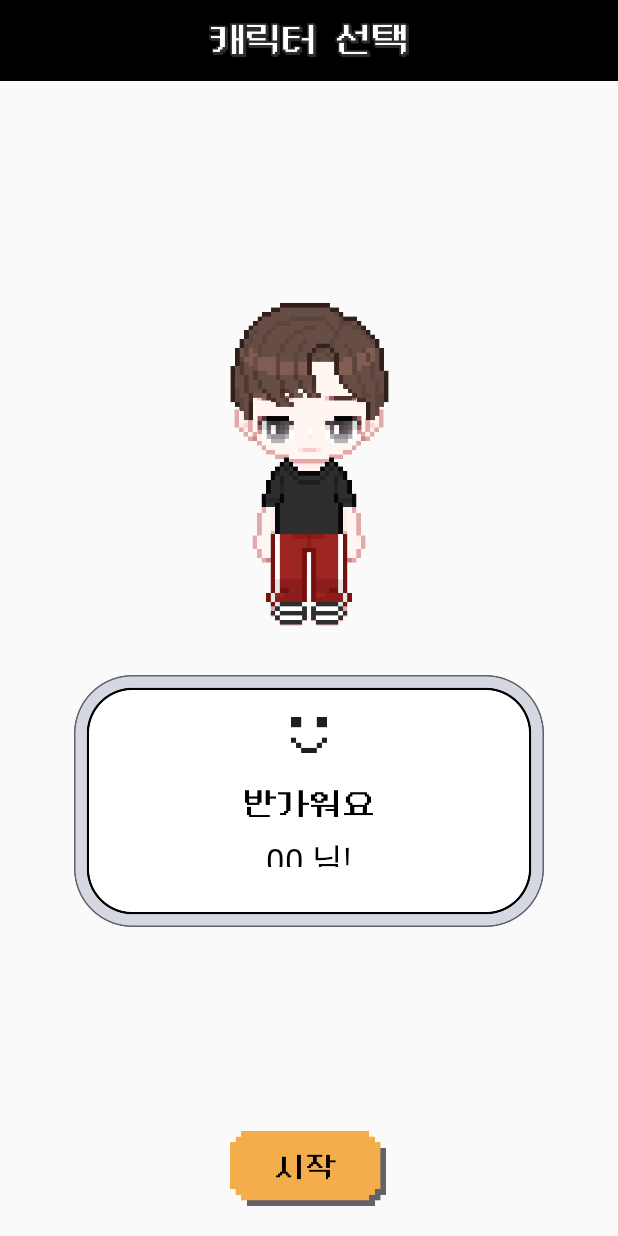
After one commit to DEPthes/3rd-MVP-NoPlanB-Android, an Android app: the fragment SettingCompleteFragment shown on its own in the app's theme, on a phone screen of 412 x 824 dp. The commit adds this screen. Run offline under Robolectric (Android 15) with nearby library versions, the phone set to English and light mode, and no system bars.

Commit message:
fix/character-setting-complete
완성 화면 구현

```diff
--- /dev/null
+++ b/GrowMe/app/src/main/java/com/growme/growme/presentation/views/characterSetting/SettingCompleteFragment.kt
@@ -0,0 +1,22 @@
+package com.growme.growme.presentation.views.characterSetting
+
+import android.os.Bundle
+import androidx.fragment.app.Fragment
+import android.view.LayoutInflater
+import android.view.View
+import android.view.ViewGroup
+import com.growme.growme.R
+import com.growme.growme.databinding.FragmentSettingCompleteBinding
+
+class SettingCompleteFragment : Fragment() {
+    private val binding by lazy {
+        FragmentSettingCompleteBinding.inflate(layoutInflater)
+    }
+
+    override fun onCreateView(
+        inflater: LayoutInflater, container: ViewGroup?,
+        savedInstanceState: Bundle?
+    ): View? {
+        return binding.root
+    }
+}
--- /dev/null
+++ b/GrowMe/app/src/main/res/layout/fragment_setting_complete.xml
@@ -0,0 +1,90 @@
+<?xml version="1.0" encoding="utf-8"?>
+<androidx.constraintlayout.widget.ConstraintLayout xmlns:android="http://schemas.android.com/apk/res/android"
+    xmlns:tools="http://schemas.android.com/tools"
+    android:layout_width="match_parent"
+    android:layout_height="match_parent"
+    xmlns:app="http://schemas.android.com/apk/res-auto"
+    tools:context=".presentation.views.characterSetting.SettingCompleteFragment">
+
+    <Toolbar
+        android:id="@+id/tool_bar"
+        android:layout_width="match_parent"
+        android:layout_height="54dp"
+        android:background="@drawable/page_title"
+        app:layout_constraintTop_toTopOf="parent"
+        app:layout_constraintStart_toStartOf="parent"
+        app:layout_constraintEnd_toEndOf="parent" />
+
+    <ImageView
+        android:id="@+id/layer_character"
+        android:layout_width="105dp"
+        android:layout_height="216dp"
+        android:background="@drawable/character_1"
+        android:layout_marginTop="150dp"
+        app:layout_constraintTop_toBottomOf="@id/tool_bar"
+        app:layout_constraintStart_toStartOf="parent"
+        app:layout_constraintEnd_toEndOf="parent" />
+
+    <ImageView
+        android:id="@+id/layer_face"
+        android:layout_width="75dp"
+        android:layout_height="33dp"
+        android:src="@drawable/face_mini_3"
+        android:layout_marginTop="217dp"
+        app:layout_constraintTop_toBottomOf="@id/tool_bar"
+        app:layout_constraintStart_toStartOf="parent"
+        app:layout_constraintEnd_toEndOf="parent" />
+
+    <ImageView
+        android:id="@+id/layer_hair"
+        android:layout_width="123dp"
+        android:layout_height="159dp"
+        android:background="@drawable/hair1_for_total_character"
+        android:layout_marginTop="142dp"
+        app:layout_constraintTop_toBottomOf="@id/tool_bar"
+        app:layout_constraintStart_toStartOf="parent"
+        app:layout_constraintEnd_toEndOf="parent" />
+
+    <ImageView
+        android:id="@+id/layer_clothes"
+        android:layout_width="69dp"
+        android:layout_height="117dp"
+        android:src="@drawable/clothes_2"
+        android:layout_marginTop="248dp"
+        app:layout_constraintTop_toBottomOf="@id/tool_bar"
+        app:layout_constraintStart_toStartOf="parent"
+        app:layout_constraintEnd_toEndOf="parent" />
+
+    <ImageView
+        android:id="@+id/dialog"
+        android:layout_width="313dp"
+        android:layout_height="168dp"
+        android:background="@drawable/dialog"
+        android:layout_marginTop="30dp"
+        app:layout_constraintTop_toBottomOf="@id/layer_character"
+        app:layout_constraintStart_toStartOf="parent"
+        app:layout_constraintEnd_toEndOf="parent" />
+
+    <TextView
+        android:id="@+id/txt_name"
+        android:layout_width="wrap_content"
+        android:layout_height="22dp"
+        android:text="00 님!"
+        android:textColor="@color/black"
+        android:textSize="22sp"
+        android:layout_marginBottom="40dp"
+        app:layout_constraintStart_toStartOf="@id/dialog"
+        app:layout_constraintEnd_toEndOf="@id/dialog"
+        app:layout_constraintBottom_toBottomOf="@id/dialog" />
+
+    <ImageButton
+        android:id="@+id/btn_start"
+        android:layout_width="105dp"
+        android:layout_height="50dp"
+        android:layout_marginBottom="20dp"
+        android:background="@drawable/btn_start"
+        app:layout_constraintStart_toStartOf="parent"
+        app:layout_constraintEnd_toEndOf="parent"
+        app:layout_constraintBottom_toBottomOf="parent" />
+
+</androidx.constraintlayout.widget.ConstraintLayout>
--- a/GrowMe/app/src/main/res/values/strings.xml
+++ b/GrowMe/app/src/main/res/values/strings.xml
@@ -10,5 +10,7 @@
 
     <!-- 스플래시 화면 -->
     <string name="splash_desc">나 키우기 로고</string>
+    <!-- TODO: Remove or change this placeholder text -->
+    <string name="hello_blank_fragment">Hello blank fragment</string>
 
 </resources>
```
Also changed, not shown: GrowMe/app/src/main/res/drawable/btn_start.png (added), GrowMe/app/src/main/res/drawable/dialog.png (added), GrowMe/app/src/main/res/drawable/page_title.png (added).
